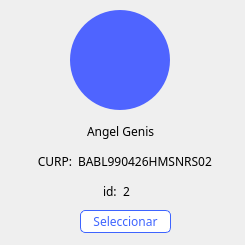
Old version of the form hospital-Core/Widgets/Recepcionista/recepcionista_tarjeta_pacientes_internados.ui in the repository MrDanielG/Hospital-SCRUM.
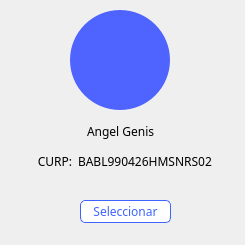
New version of the form.

Commit message: CRUDE internados

Patch:
```diff
--- a/hospital-Core/Widgets/Recepcionista/recepcionista_tarjeta_pacientes_internados.ui
+++ b/hospital-Core/Widgets/Recepcionista/recepcionista_tarjeta_pacientes_internados.ui
@@ -29,7 +29,7 @@
    <property name="geometry">
     <rect>
      <x>80</x>
-     <y>210</y>
+     <y>200</y>
      <width>91</width>
      <height>23</height>
     </rect>
@@ -57,68 +57,6 @@
     <string>Seleccionar</string>
    </property>
   </widget>
-  <widget class="QWidget" name="layoutWidget">
-   <property name="geometry">
-    <rect>
-     <x>20</x>
-     <y>180</y>
-     <width>193</width>
-     <height>22</height>
-    </rect>
-   </property>
-   <layout class="QHBoxLayout" name="horizontalLayout_10">
-    <item>
-     <spacer name="horizontalSpacer_19">
-      <property name="orientation">
-       <enum>Qt::Horizontal</enum>
-      </property>
-      <property name="sizeHint" stdset="0">
-       <size>
-        <width>40</width>
-        <height>20</height>
-       </size>
-      </property>
-     </spacer>
-    </item>
-    <item>
-     <widget class="QLabel" name="label">
-      <property name="font">
-       <font>
-        <family>Montserrat</family>
-       </font>
-      </property>
-      <property name="text">
-       <string>id:</string>
-      </property>
-     </widget>
-    </item>
-    <item>
-     <widget class="QLabel" name="id_paciente">
-      <property name="font">
-       <font>
-        <family>Montserrat</family>
-       </font>
-      </property>
-      <property name="text">
-       <string>2</string>
-      </property>
-     </widget>
-    </item>
-    <item>
-     <spacer name="horizontalSpacer_20">
-      <property name="orientation">
-       <enum>Qt::Horizontal</enum>
-      </property>
-      <property name="sizeHint" stdset="0">
-       <size>
-        <width>40</width>
-        <height>20</height>
-       </size>
-      </property>
-     </spacer>
-    </item>
-   </layout>
-  </widget>
   <widget class="QWidget" name="layoutWidget_2">
    <property name="geometry">
     <rect>
```
The commit also changes 12 other files.
